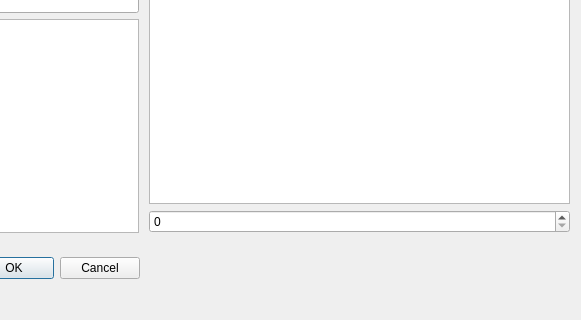
This is ui_edit_document_dialog.ui in grapesmoker/pdf-library as Qt 5 draws it before an edit; both pictures show x 491 to 1072 and y 288 to 608 of the 1072 by 608 pixel window. The edited form follows.
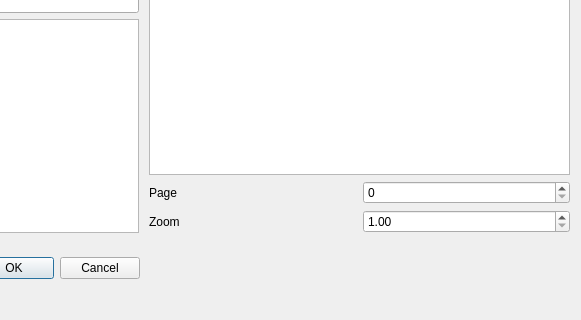
This is the edited form.

Commit message: made navigating edit dialog easier with keyboard shortcuts

The edit to the form file:
```diff
--- a/ui_edit_document_dialog.ui
+++ b/ui_edit_document_dialog.ui
@@ -216,7 +216,38 @@
      <widget class="QGraphicsView" name="grPreview"/>
     </item>
     <item>
-     <widget class="QSpinBox" name="spinPreview"/>
+     <layout class="QGridLayout" name="gridLayout_2">
+      <item row="0" column="0">
+       <widget class="QLabel" name="label_6">
+        <property name="text">
+         <string>Page</string>
+        </property>
+       </widget>
+      </item>
+      <item row="0" column="1">
+       <widget class="QSpinBox" name="spinPreview"/>
+      </item>
+      <item row="1" column="0">
+       <widget class="QLabel" name="label_7">
+        <property name="text">
+         <string>Zoom</string>
+        </property>
+       </widget>
+      </item>
+      <item row="1" column="1">
+       <widget class="QDoubleSpinBox" name="spinZoom">
+        <property name="minimum">
+         <double>1.000000000000000</double>
+        </property>
+        <property name="maximum">
+         <double>8.000000000000000</double>
+        </property>
+        <property name="singleStep">
+         <double>0.250000000000000</double>
+        </property>
+       </widget>
+      </item>
+     </layout>
     </item>
    </layout>
   </widget>
```
The commit also changes 3 other files.
